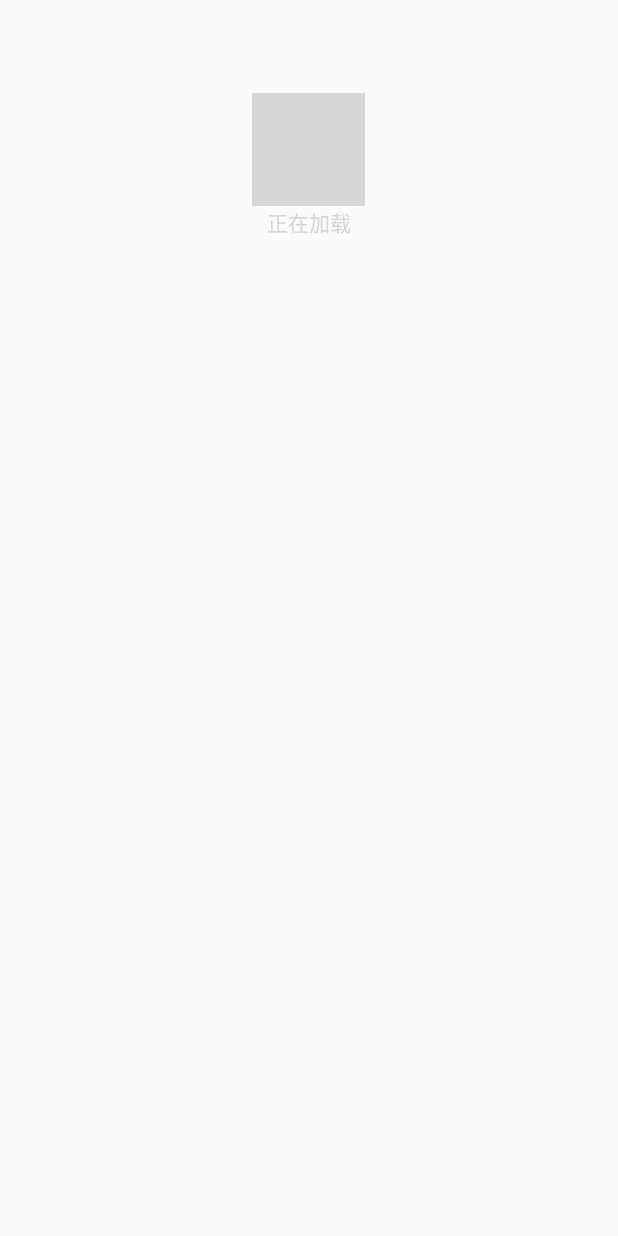
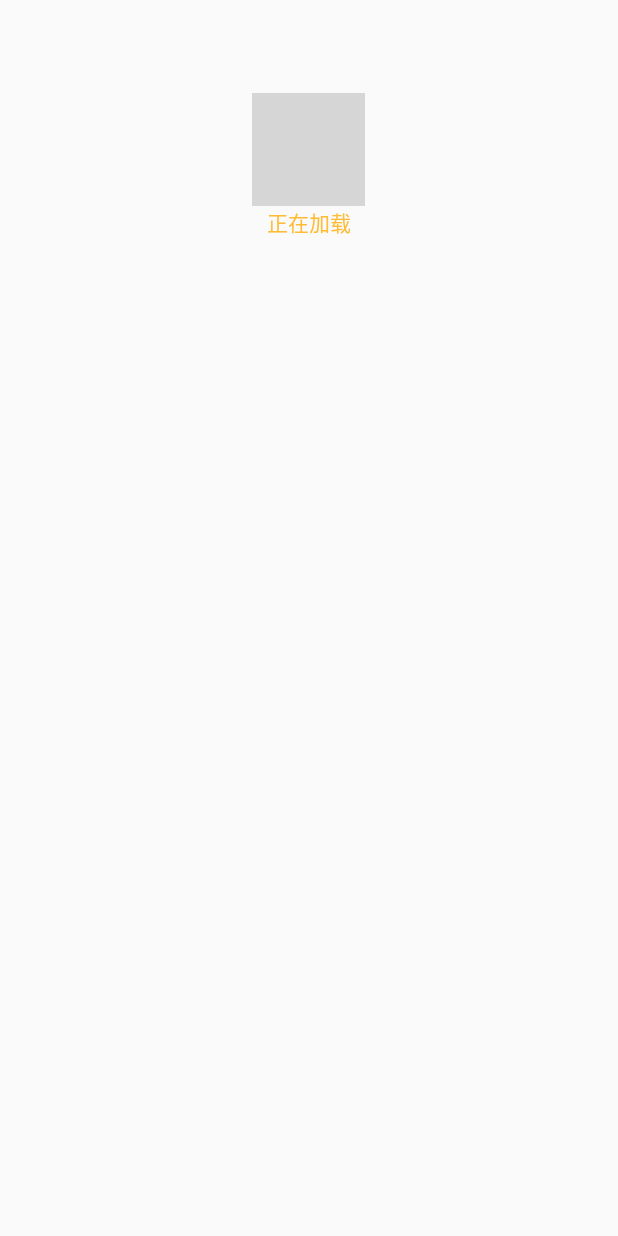
Before and after one commit to yangjinling/MicaiFox, an Android app: the layout progress.xml on its own in the app's theme, with its tools: preview values and no code run, on a phone screen of 412 x 824 dp. Run offline under Robolectric (Android 15) with nearby library versions, the phone set to English and light mode, and no system bars; plain views replace CyDownProgressView; grey boxes are pictures that could not be loaded.

Commit message:
分支yjl----修改dialog颜色

```diff
--- a/app/src/main/res/layout/progress.xml
+++ b/app/src/main/res/layout/progress.xml
@@ -19,7 +19,7 @@
             android:layout_width="wrap_content"
             android:layout_height="20dp"
             android:layout_centerInParent="true"
-            android:textColor="@color/text_color"
+            android:textColor="@android:color/holo_orange_light"
             android:text="正在加载"/>
     </RelativeLayout>
 
```
